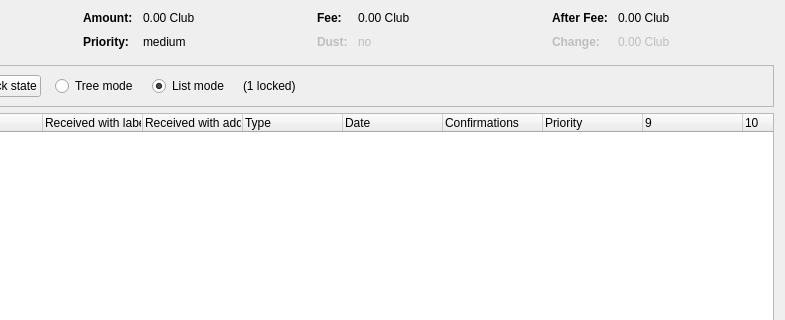
Qt form src/qt/forms/coincontroldialog.ui (jonspock/tessa) before a commit; both pictures show x 169 to 954 and y 0 to 320 of the 954 by 500 pixel window.
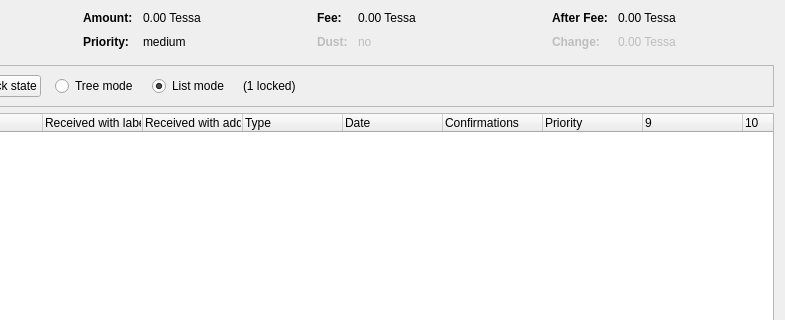
The same form after that commit. Custom widgets are drawn as their Qt base class.

The edit to the form file:
```diff
--- a/src/qt/forms/coincontroldialog.ui
+++ b/src/qt/forms/coincontroldialog.ui
@@ -132,7 +132,7 @@
           <enum>Qt::ActionsContextMenu</enum>
          </property>
          <property name="text">
-          <string notr="true">0.00 Club</string>
+          <string notr="true">0.00 Tessa</string>
          </property>
          <property name="textInteractionFlags">
           <set>Qt::LinksAccessibleByMouse|Qt::TextSelectableByKeyboard|Qt::TextSelectableByMouse</set>
@@ -206,7 +206,7 @@
           <enum>Qt::ActionsContextMenu</enum>
          </property>
          <property name="text">
-          <string notr="true">0.00 Club</string>
+          <string notr="true">0.00 Tessa</string>
          </property>
          <property name="textInteractionFlags">
           <set>Qt::LinksAccessibleByMouse|Qt::TextSelectableByKeyboard|Qt::TextSelectableByMouse</set>
@@ -286,7 +286,7 @@
           <enum>Qt::ActionsContextMenu</enum>
          </property>
          <property name="text">
-          <string notr="true">0.00 Club</string>
+          <string notr="true">0.00 Tessa</string>
          </property>
          <property name="textInteractionFlags">
           <set>Qt::LinksAccessibleByMouse|Qt::TextSelectableByKeyboard|Qt::TextSelectableByMouse</set>
@@ -321,7 +321,7 @@
           <enum>Qt::ActionsContextMenu</enum>
          </property>
          <property name="text">
-          <string notr="true">0.00 Club</string>
+          <string notr="true">0.00 Tessa</string>
          </property>
          <property name="textInteractionFlags">
           <set>Qt::LinksAccessibleByMouse|Qt::TextSelectableByKeyboard|Qt::TextSelectableByMouse</set>
```
